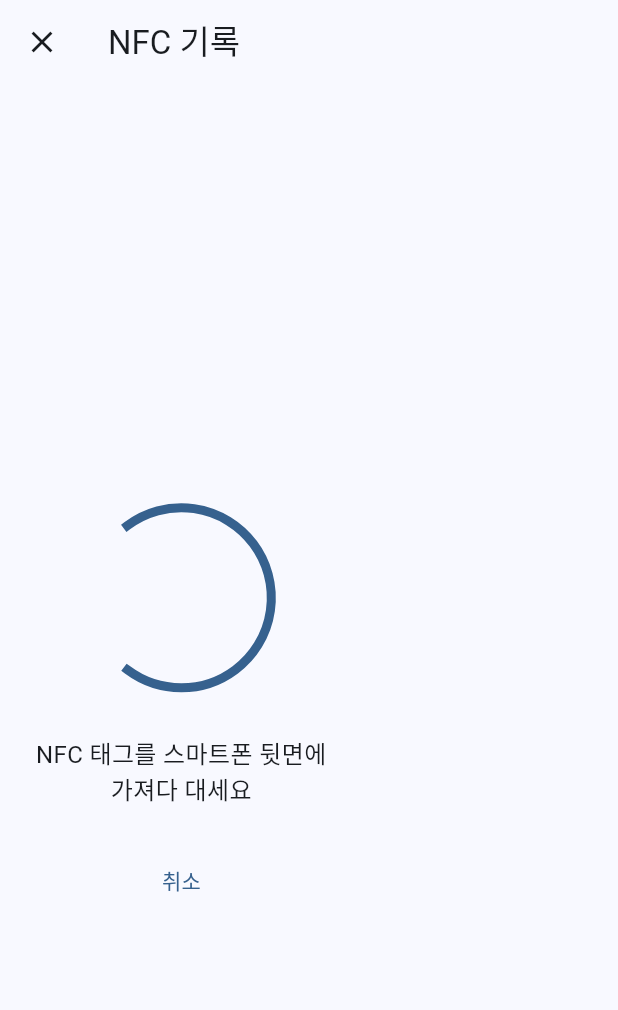
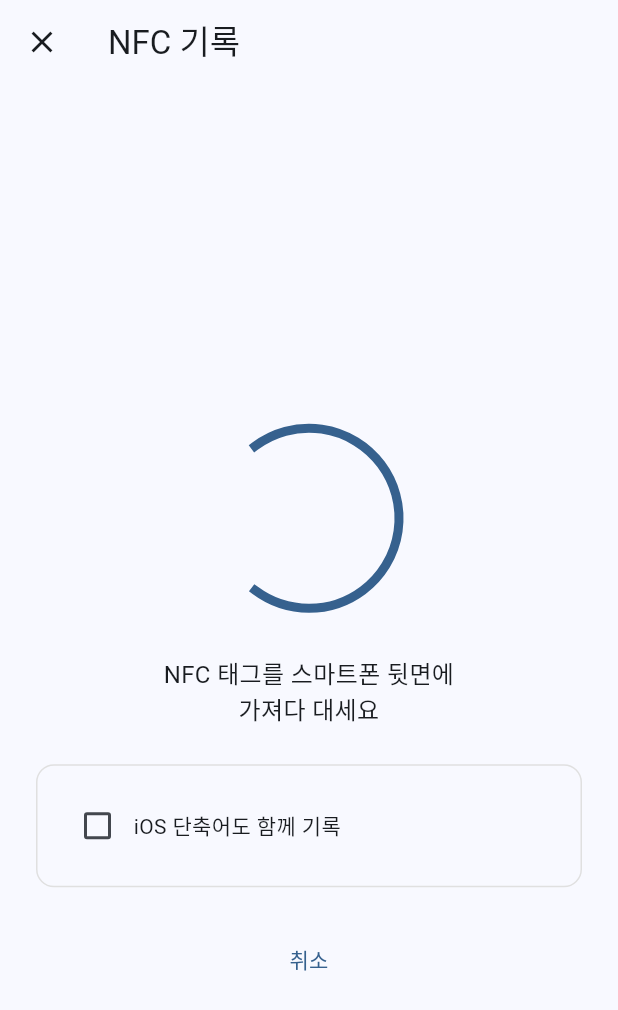
Before and after one commit to tawool83/app_tag, a Flutter app: the NfcWriterScreen screen opened directly with empty values, on a phone screen of 412 x 824 dp. Shown: the top 1010 px of the screen. Run offline on Flutter 3.47's test engine with Material 3 defaults, Android fonts, the phone set to English and light mode, and no system bars; our stand-ins replace flutter_riverpod, hive_flutter, image_gallery_saver, pdf, printing, qr_flutter and 1 more; missing offline and left inert: device_apps, nfc_manager; accounts and stored records are empty.

Commit message:
● feat: NFC 크로스 플랫폼 태그 지원 (Read-Merge-Write)   - NdefRecordHelper 추가: URI 스킴 기반 Android/iOS 레코드 식별 및 병합                              - NfcService: readNdefRecords() + writeNdefMessage()로 분리   - NfcWriterNotifier: 태그 읽기 → 병합 → 쓰기 흐름으로 교체   - NfcWriterScreen: Android에서 iOS 단축어 함께 기록 옵션 UI 추가   - 하나의 NFC 태그에 package:(Android) + shortcuts://(iOS) 공존 가능
● 버그 수정
  - 태그 용량 에러 메시지.
  - hasCrossPlatformRecord 필드 누락

```diff
--- a/lib/features/nfc_writer/nfc_writer_screen.dart
+++ b/lib/features/nfc_writer/nfc_writer_screen.dart
@@ -1,3 +1,4 @@
+import 'dart:io';
 import 'dart:typed_data';
 import 'package:flutter/material.dart';
 import 'package:flutter_riverpod/flutter_riverpod.dart';
@@ -15,6 +16,8 @@ class NfcWriterScreen extends ConsumerStatefulWidget {
 
 class _NfcWriterScreenState extends ConsumerState<NfcWriterScreen> {
   bool _historySaved = false;
+  bool _includeIos = false;
+  final _iosShortcutController = TextEditingController();
 
   @override
   void initState() {
@@ -22,8 +25,22 @@ class _NfcWriterScreenState extends ConsumerState<NfcWriterScreen> {
     WidgetsBinding.instance.addPostFrameCallback((_) {
       final args =
           ModalRoute.of(context)!.settings.arguments as Map<String, dynamic>;
-      ref.read(nfcWriterProvider.notifier).startWrite(args['deepLink']);
+      _startWrite(args);
     });
+  }
+
+  @override
+  void dispose() {
+    _iosShortcutController.dispose();
+    super.dispose();
+  }
+
+  void _startWrite(Map<String, dynamic> args) {
+    ref.read(nfcWriterProvider.notifier).startWrite(
+          deepLink: args['deepLink'],
+          iosShortcutName:
+              _includeIos ? _iosShortcutController.text.trim() : null,
+        );
   }
 
   Future<void> _onWriteSuccess(Map<String, dynamic> args) async {
@@ -55,10 +72,10 @@ class _NfcWriterScreenState extends ConsumerState<NfcWriterScreen> {
     final args =
         ModalRoute.of(context)!.settings.arguments as Map<String, dynamic>;
     final appName = args['appName'] as String;
+    final isAndroid = Platform.isAndroid;
 
     final state = ref.watch(nfcWriterProvider);
 
-    // 성공 시 이력 저장 및 자동 이동
     ref.listen(nfcWriterProvider, (_, next) {
       if (next.status == NfcWriteStatus.success) {
         _onWriteSuccess(args);
@@ -80,21 +97,22 @@ class _NfcWriterScreenState extends ConsumerState<NfcWriterScreen> {
           children: [
             Text(
               appName,
-              style: const TextStyle(
-                  fontSize: 20, fontWeight: FontWeight.bold),
+              style:
+                  const TextStyle(fontSize: 20, fontWeight: FontWeight.bold),
             ),
             const SizedBox(height: 40),
             _buildStatusWidget(state),
             const SizedBox(height: 32),
             _buildStatusText(state),
             const SizedBox(height: 24),
+            // Android일 때만 iOS 단축어 함께 기록 옵션 표시
+            if (isAndroid && state.status == NfcWriteStatus.waiting)
+              _buildIosShortcutSection(args),
             if (state.status == NfcWriteStatus.error)
               ElevatedButton.icon(
                 onPressed: () {
                   ref.read(nfcWriterProvider.notifier).reset();
-                  ref
-                      .read(nfcWriterProvider.notifier)
-                      .startWrite(args['deepLink']);
+                  _startWrite(args);
                 },
                 icon: const Icon(Icons.refresh),
                 label: const Text('다시 시도'),
@@ -110,6 +128,54 @@ class _NfcWriterScreenState extends ConsumerState<NfcWriterScreen> {
     );
   }
 
+  Widget _buildIosShortcutSection(Map<String, dynamic> args) {
+    return Container(
+      margin: const EdgeInsets.only(bottom: 24),
+      padding: const EdgeInsets.all(16),
+      decoration: BoxDecoration(
+        border: Border.all(color: Colors.grey.shade300),
+        borderRadius: BorderRadius.circular(12),
+      ),
+      child: Column(
+        crossAxisAlignment: CrossAxisAlignment.start,
+        children: [
+          Row(
+            children: [
+              Checkbox(
+                value: _includeIos,
+                onChanged: (v) {
+                  setState(() => _includeIos = v ?? false);
+                  // iOS 옵션 변경 시 재기록
+                  ref.read(nfcWriterProvider.notifier).reset();
+                  _startWrite(args);
+                },
+              ),
+              const Text('iOS 단축어도 함께 기록'),
+            ],
+          ),
+          if (_includeIos) ...[
+            const SizedBox(height: 8),
+            TextField(
+              controller: _iosShortcutController,
+              decoration: InputDecoration(
+                labelText: 'iOS 단축어 이름',
+                hintText: '예: 카카오톡',
+                border: OutlineInputBorder(
+                  borderRadius: BorderRadius.circular(8),
+                ),
+                isDense: true,
+              ),
+              onSubmitted: (_) {
+                ref.read(nfcWriterProvider.notifier).reset();
+                _startWrite(args);
+              },
+            ),
+          ],
+        ],
+      ),
+    );
+  }
+
   Widget _buildStatusWidget(NfcWriterState state) {
     switch (state.status) {
       case NfcWriteStatus.waiting:
@@ -119,11 +185,9 @@ class _NfcWriterScreenState extends ConsumerState<NfcWriterScreen> {
           child: CircularProgressIndicator(strokeWidth: 6),
         );
       case NfcWriteStatus.success:
-        return const Icon(Icons.check_circle,
-            size: 120, color: Colors.green);
+        return const Icon(Icons.check_circle, size: 120, color: Colors.green);
       case NfcWriteStatus.error:
-        return const Icon(Icons.error_outline,
-            size: 120, color: Colors.red);
+        return const Icon(Icons.error_outline, size: 120, color: Colors.red);
       default:
         return const Icon(Icons.nfc, size: 120, color: Colors.grey);
     }
```
Also changed, not shown: lib/features/nfc_writer/nfc_writer_provider.dart (+77 -7 lines), lib/services/ndef_record_helper.dart (added, +56 -0 lines), lib/services/nfc_service.dart (+22 -28 lines), .bkit/runtime/agent-state.json, .bkit/snapshots/snapshot-1775784999541.json (added), .claude/settings.local.json, 6 other files.
